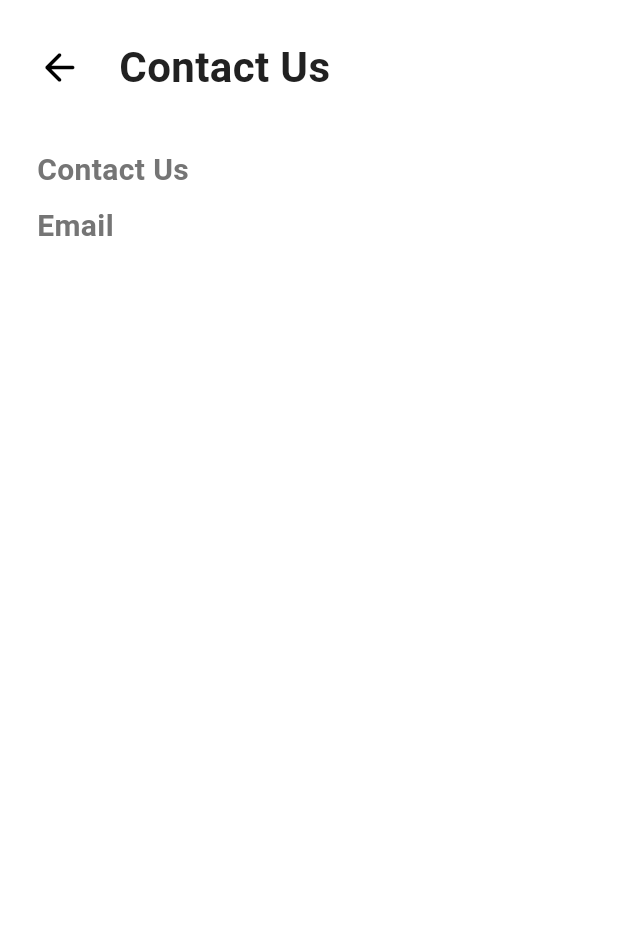
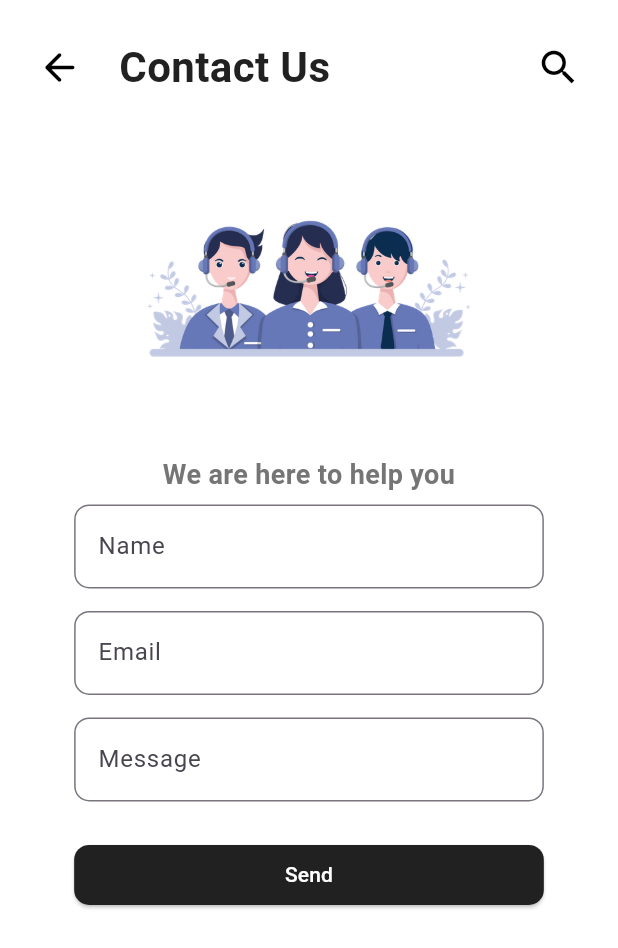
Before and after one commit to ReamDaly/ForgetNot, a Flutter app: the ContactUs screen opened directly, on a phone screen of 412 x 824 dp. Shown: the top 948 px of the screen. Run offline on Flutter 3.47's test engine with Material 3 defaults, Android fonts, the phone set to English and light mode, and no system bars; our stand-ins replace dotted_border.

Commit message:
tenth commit

```diff
--- a/lib/Screens/contact.dart
+++ b/lib/Screens/contact.dart
@@ -12,29 +12,82 @@ class ContactUs extends StatelessWidget {
       backgroundColor: Colors.white,
       body: Padding(padding: EdgeInsets.only(left: he * 0.03, right: he * 0.03),
       child: Column(
-        crossAxisAlignment: CrossAxisAlignment.start,
+        crossAxisAlignment: CrossAxisAlignment.center,
         children: [
-          upperHeader("Contact Us", context, false, page: const menuPage()),
-          SizedBox(height: he * 0.042),
+          upperHeader("Contact Us", context, true, page: const menuPage()),
+          SizedBox(height: he * 0.02),
+          Container(
+            height: he * 0.27,
+            width: he * 0.35,
+            child: Image.asset('assets/Contact.webp'),
+          ),
           Text(
-            "Contact Us",
-            style: TextStyle(fontSize: 20, color: Colors.grey.shade600, fontWeight: FontWeight.bold),
-          ),
-          SizedBox(height: he * 0.01),
-          Text(
-            "Email",
+            'We are here to help you',
+            textAlign: TextAlign.center,
             style: TextStyle(
-              fontSize: 20,
+              color: Colors.grey.shade600,
+              fontSize: 18,
               fontWeight: FontWeight.bold,
-              color: Colors.grey.shade600
             ),
           ),
-          SizedBox(height: he * 0.01,)
-
-
+          SizedBox(height: he * 0.008),
+          Container(
+            decoration: BoxDecoration(
+              color: Colors.white,
+              borderRadius: BorderRadius.circular(10)
+            ),
+            width: double.infinity,
+            child: Padding(padding: EdgeInsets.only(left: he * 0.03, right: he * 0.03
+            ),
+            child: Column(
+              mainAxisAlignment: MainAxisAlignment.center,
+              children: [
+                TextFormField(
+                  decoration: InputDecoration(
+                    labelText: 'Name',
+                    hintText: 'Enter your name',
+                    border: OutlineInputBorder(
+                      borderRadius: BorderRadius.circular(10)
+                    ),
+                  ),
+                ),
+                const SizedBox(height: 15),
+                TextFormField(
+                  decoration: InputDecoration(
+                    labelText: 'Email',
+                    hintText: 'Enter your Email',
+                    border: OutlineInputBorder(
+                      borderRadius: BorderRadius.circular(10)
+                    ),
+                  ),
+                ),
+                const SizedBox(height: 15),
+                TextFormField(
+                  keyboardType: TextInputType.text,
+                  decoration: InputDecoration(
+                    labelText: 'Message',
+                    hintText: 'Enter your message',
+                    border: OutlineInputBorder(
+                      borderRadius: BorderRadius.circular(10)
+                    ),
+                  ),
+                ),
+                const SizedBox(height: 25),
+                Container(
+                  width: double.infinity,
+                  child: ElevatedButton(onPressed: () {}, child: const Text('Send', style: TextStyle(color: Colors.white),),
+                  style: ElevatedButton.styleFrom(
+                    backgroundColor: Colors.grey.shade900,
+                    shape: RoundedRectangleBorder(
+                      borderRadius: BorderRadius.circular(10),
+                    ),
+                  ),
+                  ),
+                ),
+        ])),
+          ),
         ],
-      ),
-      ),
+      )),
     ));
   }
 }
--- a/lib/Screens/manupage.dart
+++ b/lib/Screens/manupage.dart
@@ -1,6 +1,7 @@
 import 'package:flutter/material.dart';
 import 'package:flutter/services.dart';
 import 'package:forgetnot/Screens/HomePage.dart';
+import 'package:forgetnot/Screens/contact.dart';
 import 'package:forgetnot/Screens/helppage.dart';
 import 'package:forgetnot/Screens/setting.dart';
 
@@ -43,9 +44,11 @@ class _menuPageState extends State<menuPage> {
             ),
             ),
             SizedBox(height: he * 0.03,),
-            const Text('Contact Us', style: TextStyle(fontSize: 30)),
-            SizedBox(height: he * 0.03),
-            const Text('About Us', style: TextStyle(fontSize: 30)),
+            GestureDetector(
+              onTap: () {
+                Navigator.push(context, MaterialPageRoute(builder: (content) => ContactUs()));
+              },
+              child: Text('Contact Us', style: TextStyle(fontSize: 30))),
             SizedBox(height: he * 0.03),
             GestureDetector(
               onTap: () {
```
Also changed, not shown: assets/Contact.webp (added), lib/Screens/ProfilePage.dart (line endings or trailing spaces).
